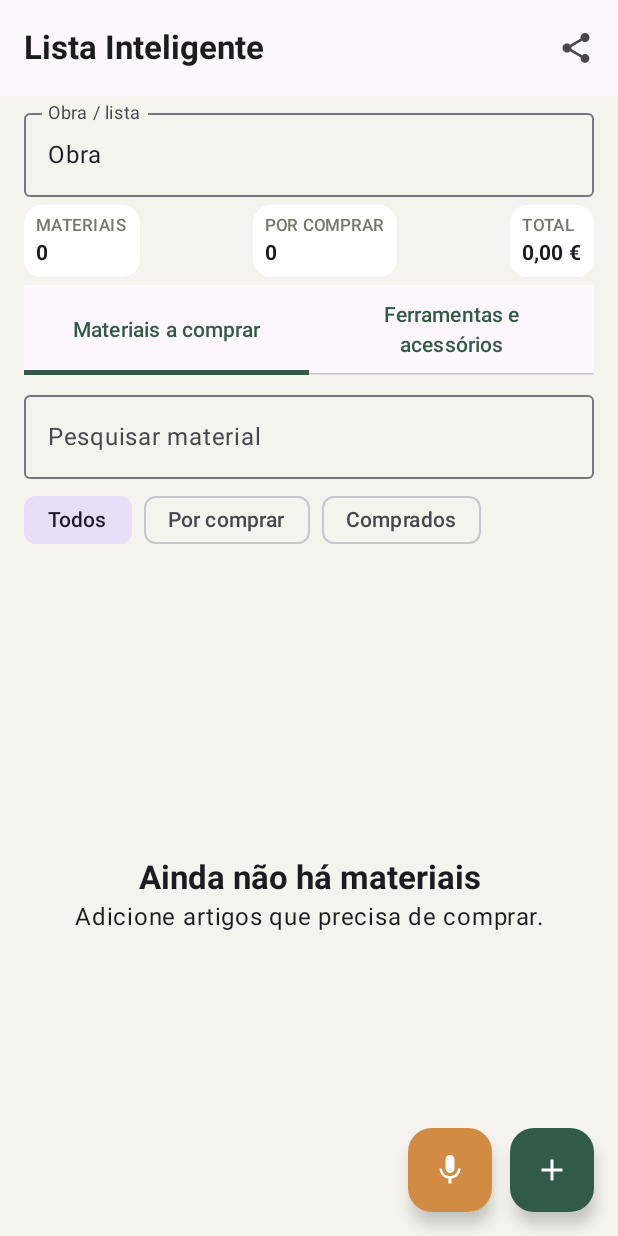
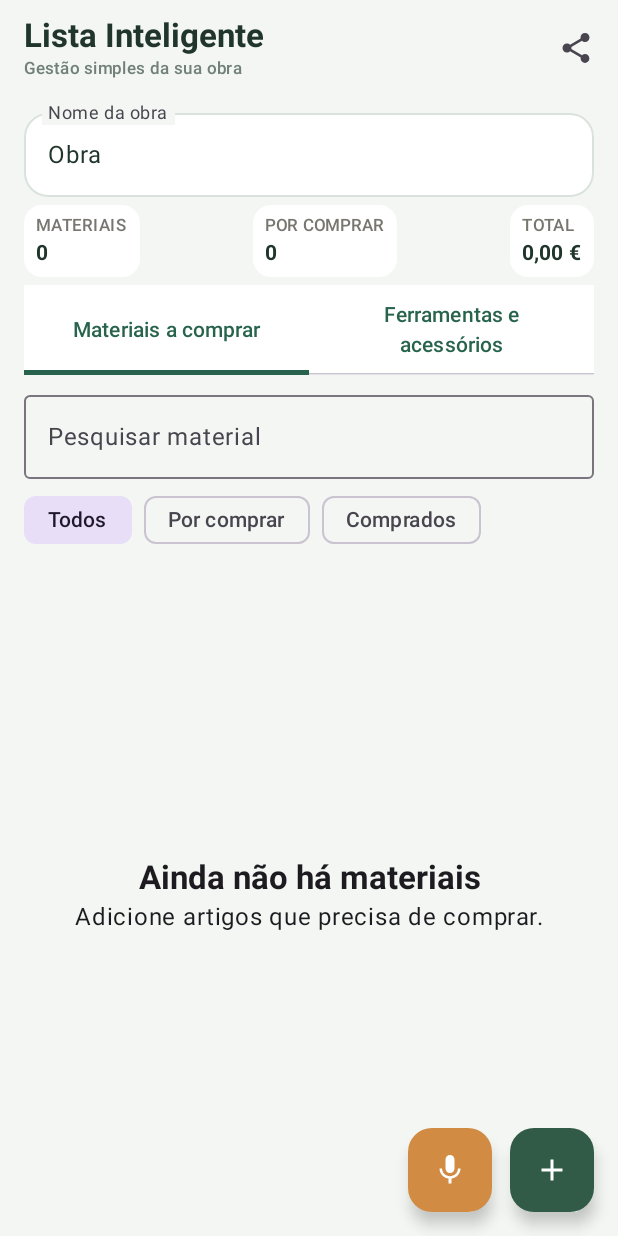
Before and after one commit to bombeiropt/Lista-Inteligente, an Android app built with Jetpack Compose: the screen it shows after launch (MainActivity), on a phone screen of 412 x 824 dp. Run offline under Robolectric (Android 15) with nearby library versions, the phone set to English and light mode, and no system bars.

Commit message:
Refresh app interface with modern intuitive layout

```diff
--- a/app/src/main/java/pt/bombeiropt/listainteligente/MainActivity.kt
+++ b/app/src/main/java/pt/bombeiropt/listainteligente/MainActivity.kt
@@ -26,6 +26,9 @@ import androidx.compose.material.icons.filled.Delete
 import androidx.compose.material.icons.filled.Mic
 import androidx.compose.material.icons.filled.Share
 import androidx.compose.material.icons.filled.Check
+import androidx.compose.material.icons.filled.ShoppingCart
+import androidx.compose.material.icons.filled.Build
+import androidx.compose.material.icons.filled.Search
 import androidx.compose.material3.*
 import androidx.compose.runtime.*
 import androidx.compose.ui.Alignment
@@ -67,6 +70,14 @@ fun ListaApp(onSpeak: (String) -> Unit) {
     var filter by remember { mutableStateOf("Todos") }
     var section by remember { mutableStateOf(0) }
     val sectionItems = materials.filter { if (section == 0) it.kind == "material" else it.kind == "tool" }
+    val visibleItems = sectionItems.filter {
+        val statusMatches = when (filter) {
+            "Por comprar", "Por levar" -> !it.bought
+            "Comprados", "Já levadas" -> it.bought
+            else -> true
+        }
+        statusMatches && it.name.contains(query, true)
+    }
     val sectionTitle = if (section == 0) "Materiais a comprar" else "Ferramentas e acessórios"
     val currentKind = if (section == 0) "material" else "tool"
     val filterOptions = if (section == 0) listOf("Todos", "Por comprar", "Comprados") else listOf("Todos", "Por levar", "Já levadas")
@@ -99,9 +110,15 @@ fun ListaApp(onSpeak: (String) -> Unit) {
             speechLauncher.launch(intent)
         } else voiceMessage = "É necessária autorização do microfone para usar a voz."
     }
-    MaterialTheme(colorScheme = lightColorScheme(primary = Color(0xFF315B46), secondary = Color(0xFFD18B43), background = Color(0xFFF5F3ED))) {
-        Scaffold(containerColor = Color(0xFFF5F3ED), topBar = {
-            TopAppBar(title = { Text("Lista Inteligente", fontWeight = FontWeight.Bold) },
+    MaterialTheme(colorScheme = lightColorScheme(
+        primary = Color(0xFF28634D), onPrimary = Color.White,
+        secondary = Color(0xFFD28B45), background = Color(0xFFF3F6F3),
+        surface = Color.White, onSurface = Color(0xFF20352B)
+    )) {
+        Scaffold(containerColor = Color(0xFFF3F6F3), topBar = {
+            TopAppBar(
+                colors = TopAppBarDefaults.topAppBarColors(containerColor = Color(0xFFF3F6F3)),
+                title = { Column { Text("Lista Inteligente", fontWeight = FontWeight.Bold, style = MaterialTheme.typography.titleLarge); Text("Gestão simples da sua obra", style = MaterialTheme.typography.labelSmall, color = Color(0xFF718078)) } },
                 actions = { IconButton(onClick = {
                     val exportItems = sectionItems
                     val body = buildString { appendLine("$sectionTitle - $listName"); if (section == 0) appendLine("Material | Quantidade | Unidade | Preço/un. | Total") else appendLine("Ferramenta/acessório | Quantidade | Estado"); exportItems.forEach { appendLine(if (section == 0) "${it.name} | ${it.quantity} | ${it.unit} | ${money.format(it.price)} | ${money.format(it.total)}" else "${it.name} | ${it.quantity} ${it.unit} | ${if (it.bought) "Já levado" else "Falta levar"}") }; if (section == 0) appendLine("TOTAL: ${money.format(exportItems.sumOf { it.total })}") }
@@ -122,7 +139,13 @@ fun ListaApp(onSpeak: (String) -> Unit) {
         }) { padding ->
             Column(Modifier.padding(padding).fillMaxSize().padding(horizontal = 16.dp)) {
                 Spacer(Modifier.height(3.dp))
-                OutlinedTextField(value = listName, onValueChange = { listName = it; prefs.edit().putString("list_name", it).apply() }, label = { Text("Obra / lista") }, singleLine = true, modifier = Modifier.fillMaxWidth())
+                OutlinedTextField(
+                    value = listName, onValueChange = { listName = it; prefs.edit().putString("list_name", it).apply() },
+                    label = { Text("Nome da obra") }, singleLine = true,
+                    modifier = Modifier.fillMaxWidth().heightIn(min = 64.dp),
+                    shape = RoundedCornerShape(16.dp),
+                    colors = OutlinedTextFieldDefaults.colors(unfocusedBorderColor = Color(0xFFD9E2DC), focusedBorderColor = Color(0xFF28634D), unfocusedContainerColor = Color.White, focusedContainerColor = Color.White)
+                )
                 Spacer(Modifier.height(5.dp))
                 Row(Modifier.fillMaxWidth(), horizontalArrangement = Arrangement.SpaceBetween) {
                     Summary(if (section == 0) "MATERIAIS" else "EQUIPAMENTO", sectionItems.size.toString())
@@ -147,9 +170,9 @@ fun ListaApp(onSpeak: (String) -> Unit) {
                     Box(Modifier.fillMaxSize(), contentAlignment = Alignment.Center) { Column(horizontalAlignment = Alignment.CenterHorizontally) { Text(if (section == 0) "Ainda não há materiais" else "Ainda não há ferramentas ou acessórios", style = MaterialTheme.typography.titleLarge, fontWeight = FontWeight.Bold); Text(if (section == 0) "Adicione artigos que precisa de comprar." else "Registe o equipamento que precisa de levar para a obra.") } }
                 } else {
                     LazyColumn(verticalArrangement = Arrangement.spacedBy(8.dp), contentPadding = PaddingValues(bottom = 100.dp)) {
-                        items(sectionItems.filter { (filter == "Todos" || (if (section == 0) filter == "Comprados" else filter == "Já levadas") == it.bought) && it.name.contains(query, true) }, key = { it.id }) { item ->
-                            Card(shape = RoundedCornerShape(12.dp), colors = CardDefaults.cardColors(containerColor = Color(0xFFFFFEFA)), elevation = CardDefaults.cardElevation(defaultElevation = 1.dp), modifier = Modifier.fillMaxWidth().clickable { editing = item; showAdd = true }) {
-                                Row(Modifier.padding(horizontal = 8.dp, vertical = 6.dp), verticalAlignment = Alignment.CenterVertically) {
+                        items(visibleItems, key = { it.id }) { item ->
+                            Card(shape = RoundedCornerShape(18.dp), colors = CardDefaults.cardColors(containerColor = Color.White), elevation = CardDefaults.cardElevation(defaultElevation = 2.dp), modifier = Modifier.fillMaxWidth().clickable { editing = item; showAdd = true }) {
+                                Row(Modifier.padding(horizontal = 10.dp, vertical = 10.dp), verticalAlignment = Alignment.CenterVertically) {
                                     Checkbox(checked = item.bought, onCheckedChange = { checked -> persist(materials.map { if (it.id == item.id) it.copy(bought = checked) else it }) })
                                     Column(Modifier.weight(1f)) {
                                         Text(item.name, fontWeight = FontWeight.SemiBold, color = if (item.bought) Color.Gray else Color(0xFF26352D))
```
